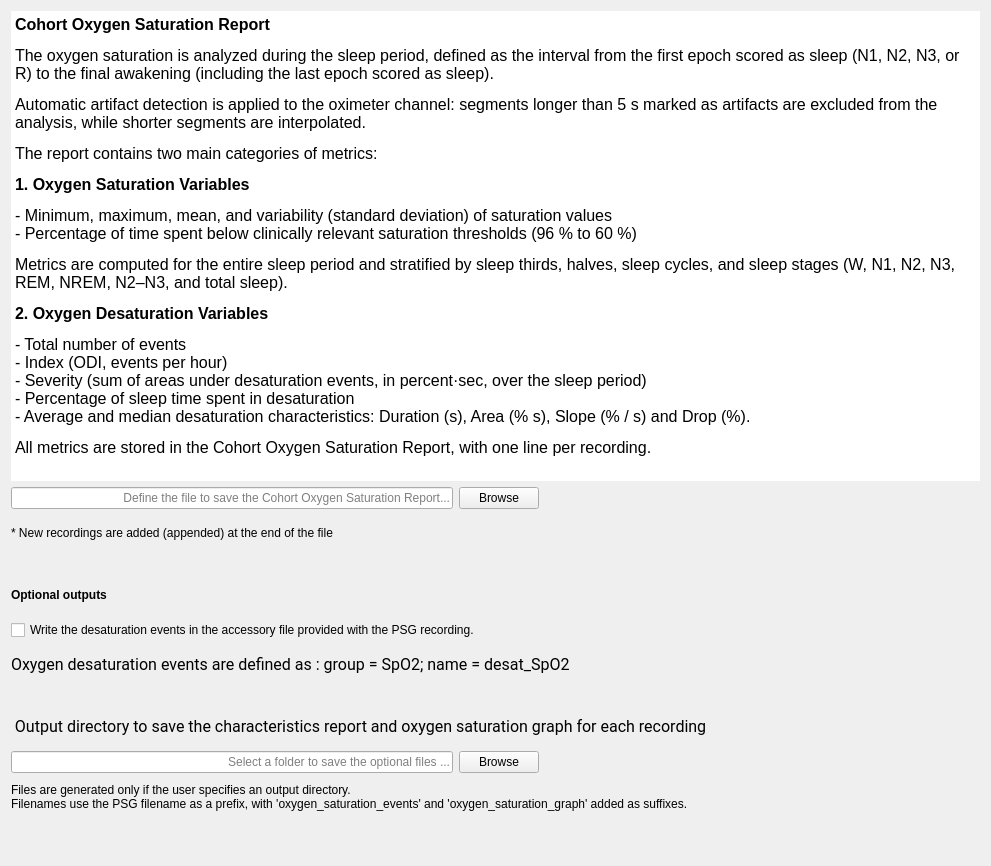
Old version of the form tools/CEAMSTools/OxygenSaturationReport/OutputFiles/Ui_OutputFiles.ui in the repository SnoozToolbox/snooz-package-ceams.
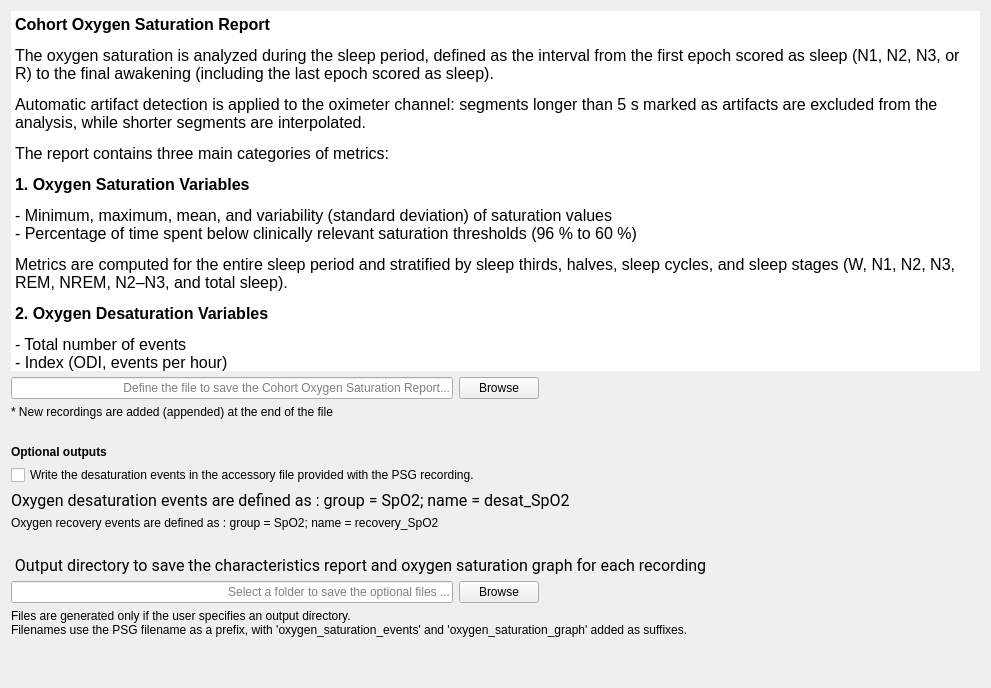
New version of the form.

Commit message: Add recovery variables to the oxygen saturation report.

What changed in the file:
```diff
--- a/tools/CEAMSTools/OxygenSaturationReport/OutputFiles/Ui_OutputFiles.ui
+++ b/tools/CEAMSTools/OxygenSaturationReport/OutputFiles/Ui_OutputFiles.ui
@@ -7,7 +7,7 @@
     <x>0</x>
     <y>0</y>
     <width>991</width>
-    <height>866</height>
+    <height>688</height>
    </rect>
   </property>
   <property name="windowTitle">
@@ -52,6 +52,12 @@
      <property name="lineWidth">
       <number>-1</number>
      </property>
+     <property name="verticalScrollBarPolicy">
+      <enum>Qt::ScrollBarPolicy::ScrollBarAlwaysOff</enum>
+     </property>
+     <property name="horizontalScrollBarPolicy">
+      <enum>Qt::ScrollBarPolicy::ScrollBarAlwaysOff</enum>
+     </property>
      <property name="sizeAdjustPolicy">
       <enum>QAbstractScrollArea::SizeAdjustPolicy::AdjustIgnored</enum>
      </property>
@@ -69,13 +75,19 @@
 &lt;p style=&quot; margin-top:12px; margin-bottom:12px; margin-left:0px; margin-right:0px; -qt-block-indent:0; text-indent:0px;&quot;&gt;&lt;span style=&quot; font-weight:700;&quot;&gt;Cohort Oxygen Saturation Report&lt;/span&gt;&lt;/p&gt;
 &lt;p style=&quot; margin-top:12px; margin-bottom:12px; margin-left:0px; margin-right:0px; -qt-block-indent:0; text-indent:0px;&quot;&gt;The oxygen saturation is analyzed during the sleep period, defined as the interval from the first epoch scored as sleep (N1, N2, N3, or R) to the final awakening (including the last epoch scored as sleep).&lt;/p&gt;
 &lt;p style=&quot; margin-top:12px; margin-bottom:12px; margin-left:0px; margin-right:0px; -qt-block-indent:0; text-indent:0px;&quot;&gt;Automatic artifact detection is applied to the oximeter channel: segments longer than 5 s marked as artifacts are excluded from the analysis, while shorter segments are interpolated.&lt;/p&gt;
-&lt;p style=&quot; margin-top:12px; margin-bottom:12px; margin-left:0px; margin-right:0px; -qt-block-indent:0; text-indent:0px;&quot;&gt;The report contains two main categories of metrics:&lt;/p&gt;
+&lt;p style=&quot; margin-top:12px; margin-bottom:12px; margin-left:0px; margin-right:0px; -qt-block-indent:0; text-indent:0px;&quot;&gt;The report contains three main categories of metrics:&lt;/p&gt;
 &lt;p style=&quot; margin-top:12px; margin-bottom:12px; margin-left:0px; margin-right:0px; -qt-block-indent:0; text-indent:0px;&quot;&gt;&lt;span style=&quot; font-weight:700;&quot;&gt;1. Oxygen Saturation Variables&lt;/span&gt;&lt;/p&gt;
 &lt;p style=&quot; margin-top:12px; margin-bottom:12px; margin-left:0px; margin-right:0px; -qt-block-indent:0; text-indent:0px;&quot;&gt;- Minimum, maximum, mean, and variability (standard deviation) of saturation values&lt;br /&gt;- Percentage of time spent below clinically relevant saturation thresholds (96 % to 60 %)&lt;/p&gt;
 &lt;p style=&quot; margin-top:12px; margin-bottom:12px; margin-left:0px; margin-right:0px; -qt-block-indent:0; text-indent:0px;&quot;&gt;Metrics are computed for the entire sleep period and stratified by sleep thirds, halves, sleep cycles, and sleep stages (W, N1, N2, N3, REM, NREM, N2–N3, and total sleep).&lt;/p&gt;
 &lt;p style=&quot; margin-top:12px; margin-bottom:12px; margin-left:0px; margin-right:0px; -qt-block-indent:0; text-indent:0px;&quot;&gt;&lt;span style=&quot; font-weight:700;&quot;&gt;2. Oxygen Desaturation Variables&lt;/span&gt;&lt;/p&gt;
 &lt;p style=&quot; margin-top:12px; margin-bottom:12px; margin-left:0px; margin-right:0px; -qt-block-indent:0; text-indent:0px;&quot;&gt;- Total number of events&lt;br /&gt;- Index (ODI, events per hour)&lt;br /&gt;- Severity (sum of areas under desaturation events, in percent·sec, over the sleep period)&lt;br /&gt;- Percentage of sleep time spent in desaturation&lt;br /&gt;- Average and median desaturation characteristics: Duration (s), Area (% s), Slope (% / s) and Drop (%).&lt;/p&gt;
-&lt;p style=&quot; margin-top:12px; margin-bottom:12px; margin-left:0px; margin-right:0px; -qt-block-indent:0; text-indent:0px;&quot;&gt;All metrics are stored in the Cohort Oxygen Saturation Report, with one line per recording. &lt;/p&gt;&lt;/body&gt;&lt;/html&gt;</string>
+&lt;p style=&quot; margin-top:0px; margin-bottom:0px; margin-left:0px; margin-right:0px; -qt-block-indent:0; text-indent:0px;&quot;&gt;&lt;span style=&quot; font-weight:700;&quot;&gt;3. Oxygen Recovery Variables&lt;/span&gt;&lt;/p&gt;
+&lt;p style=&quot;-qt-paragraph-type:empty; margin-top:0px; margin-bottom:0px; margin-left:0px; margin-right:0px; -qt-block-indent:0; text-indent:0px; font-weight:700;&quot;&gt;&lt;br /&gt;&lt;/p&gt;
+&lt;p style=&quot; margin-top:0px; margin-bottom:0px; margin-left:0px; margin-right:0px; -qt-block-indent:0; text-indent:0px;&quot;&gt;- Total number of events&lt;br /&gt;- Index (events per hour)&lt;br /&gt;- Severity (sum of areas under recovery events, in percent·sec, over the sleep period)&lt;br /&gt;- Percentage of sleep time spent in recovery&lt;br /&gt;- Average and median recovery characteristics: Duration (s), Area (% s), Slope (% / s) and Amplitude (%).&lt;/p&gt;
+&lt;p style=&quot;-qt-paragraph-type:empty; margin-top:0px; margin-bottom:0px; margin-left:0px; margin-right:0px; -qt-block-indent:0; text-indent:0px;&quot;&gt;&lt;br /&gt;&lt;/p&gt;
+&lt;p style=&quot; margin-top:0px; margin-bottom:0px; margin-left:0px; margin-right:0px; -qt-block-indent:0; text-indent:0px;&quot;&gt;The &lt;span style=&quot; font-weight:700;&quot;&gt;Total Severity &lt;/span&gt;corresponds to the sum of the individual desaturation and recovery areas in percent*sec over the valid sleep period (sec).&lt;/p&gt;
+&lt;p style=&quot;-qt-paragraph-type:empty; margin-top:0px; margin-bottom:0px; margin-left:0px; margin-right:0px; -qt-block-indent:0; text-indent:0px;&quot;&gt;&lt;br /&gt;&lt;/p&gt;
+&lt;p style=&quot; margin-top:0px; margin-bottom:0px; margin-left:0px; margin-right:0px; -qt-block-indent:0; text-indent:0px;&quot;&gt;All metrics are stored in the Cohort Oxygen Saturation Report, with one line per recording. &lt;/p&gt;&lt;/body&gt;&lt;/html&gt;</string>
      </property>
     </widget>
    </item>
@@ -174,6 +186,13 @@
      </property>
     </widget>
    </item>
+   <item>
+    <widget class="QLabel" name="label_6">
+     <property name="text">
+      <string>Oxygen recovery events are defined as : group = SpO2; name = recovery_SpO2</string>
+     </property>
+    </widget>
+   </item>
    <item>
     <spacer name="verticalSpacer_4">
      <property name="orientation">
@@ -292,22 +311,6 @@
      </property>
     </spacer>
    </item>
-   <item>
-    <spacer name="verticalSpacer">
-     <property name="orientation">
-      <enum>Qt::Orientation::Vertical</enum>
-     </property>
-     <property name="sizeType">
-      <enum>QSizePolicy::Policy::Preferred</enum>
-     </property>
-     <property name="sizeHint" stdset="0">
-      <size>
-       <width>20</width>
-       <height>0</height>
-      </size>
-     </property>
-    </spacer>
-   </item>
   </layout>
  </widget>
  <resources>
```
The commit also changes 11 other files.
